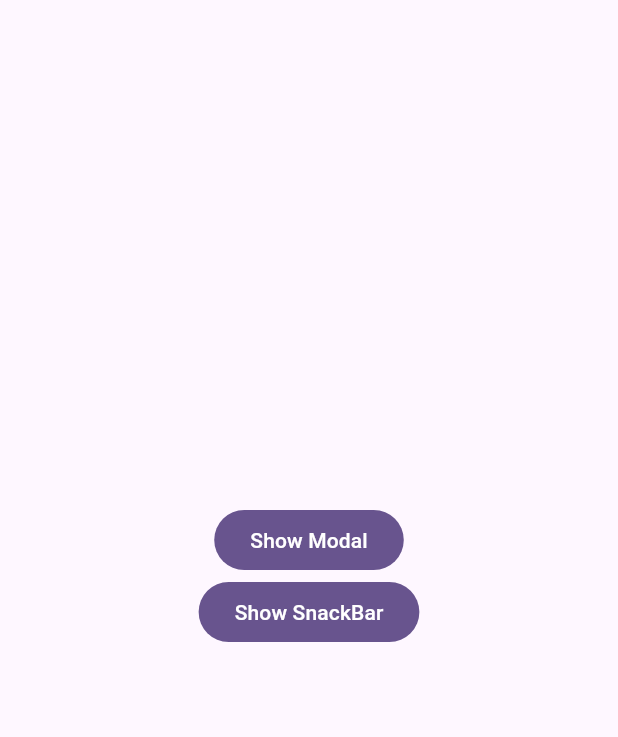
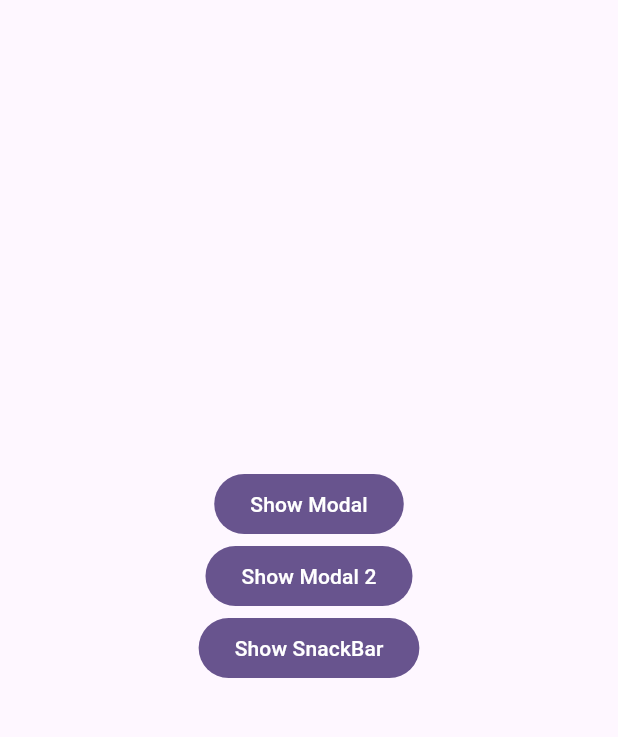
Before and after one commit to Gravity-Field/gravity-sdk-flutter, a Flutter app: the screen it shows after launch, on a phone screen of 412 x 824 dp, the part 84-821 px from its top. Run offline on Flutter 3.47's test engine with Material 3 defaults, Android fonts, the phone set to English and light mode, and no system bars.

Commit message:
Added modal widget with type 2.

```diff
--- a/example/lib/main.dart
+++ b/example/lib/main.dart
@@ -36,6 +36,7 @@ class MyHomePage extends StatelessWidget {
           mainAxisAlignment: MainAxisAlignment.center,
           children: <Widget>[
             _ModalButton(),
+            _ModalButton2(),
             _SnackBarButton(),
           ],
         ),
@@ -64,6 +65,26 @@ class _ModalButton extends StatelessWidget {
   }
 }
 
+class _ModalButton2 extends StatelessWidget {
+  const _ModalButton2();
+
+  @override
+  Widget build(BuildContext context) {
+    return FilledButton(
+      onPressed: () {
+        showDialog(
+          context: context,
+          builder: (context) {
+            final modal = GravitySDK().getModal(type: GravityModalType.type2);
+            return modal;
+          },
+        );
+      },
+      child: Text('Show Modal 2'),
+    );
+  }
+}
+
 class _SnackBarButton extends StatelessWidget {
   const _SnackBarButton();
 
--- a/lib/src/widgets/modal/modal.dart
+++ b/lib/src/widgets/modal/modal.dart
@@ -23,7 +23,7 @@ class GravityModal extends StatelessWidget {
           buttonSize: 60,
           imageUrl: 'https://cdn-icons-png.flaticon.com/512/3012/3012388.png',
         ),
-      GravityModalType.type2 => ModalType2(),
+      GravityModalType.type2 => ModalType2(imageUrl: 'https://cdn-icons-png.flaticon.com/512/3012/3012388.png'),
       GravityModalType.type3 => ModalType3(),
     };
   }
```
Also changed, not shown: lib/src/widgets/modal/modal_type_2.dart (+80 -2 lines).
